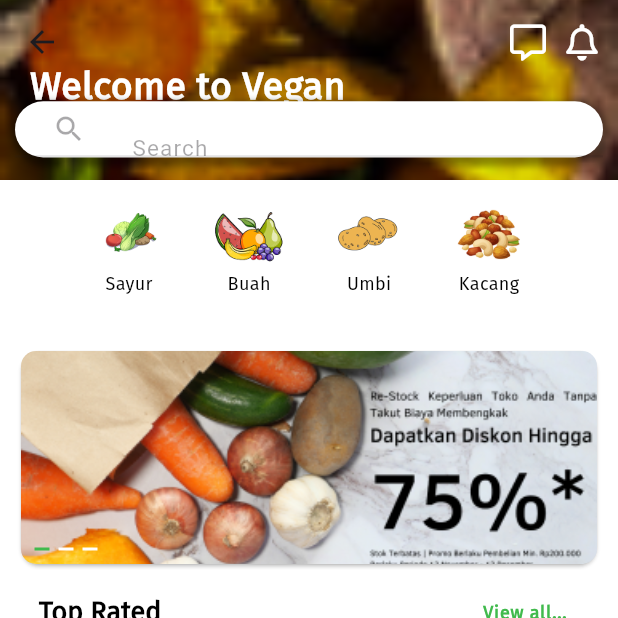
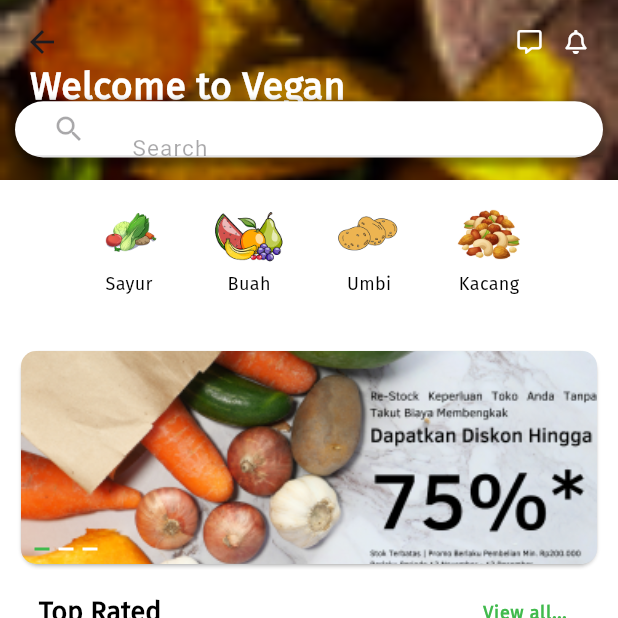
Before and after one commit to Angga-Nugraha/vegan, a Flutter app: the MyHomePage screen opened directly, on a phone screen of 412 x 824 dp, the top half of it. Run offline on Flutter 3.47's test engine with Material 3 defaults, Android fonts, the phone set to English and light mode, and no system bars; our stand-ins replace animate_do, animated_bottom_navigation_bar, cached_network_image, dartz, equatable, flutter_bloc and 5 more; accounts and stored records are empty.

```diff
--- a/lib/data/datasource/auth_remote_datasource.dart
+++ b/lib/data/datasource/auth_remote_datasource.dart
@@ -61,8 +61,8 @@ class AuthRemoteDataSourceImpl implements AuthRemoteDataSource {
     final Map<String, dynamic> data =
         Map<String, dynamic>.from(json.decode(response.body));
 
+    await storage.deleteSecureStorage();
     if (response.statusCode == 200) {
-      await storage.deleteSecureStorage();
       return data['msg'];
     } else {
       throw ServerException('Something went wrong');
--- a/lib/data/utils/styles.dart
+++ b/lib/data/utils/styles.dart
@@ -14,6 +14,9 @@ ThemeData myTheme = ThemeData(
       ),
   scaffoldBackgroundColor: backgroundColor,
   visualDensity: VisualDensity.adaptivePlatformDensity,
+  appBarTheme: const AppBarTheme(
+    backgroundColor: foregroundColor,
+  ),
   iconTheme: const IconThemeData(color: secondaryColor, size: 20),
   bottomNavigationBarTheme: const BottomNavigationBarThemeData(
     selectedItemColor: foregroundColor,
--- /dev/null
+++ b/lib/domain/usecase/User/get_current_user.dart
@@ -0,0 +1,15 @@
+import 'package:dartz/dartz.dart';
+import 'package:vegan/data/utils/failure.dart';
+import 'package:vegan/domain/repositories/user_repository.dart';
+
+import '../../entities/user.dart';
+
+class GetCurrentUser{
+  final UserRepository userRepository;
+
+  const GetCurrentUser({required this.userRepository});
+
+  Future<Either<Failure, User>> execute() async {
+    return await userRepository.getCurrentUser();
+  }
+}
--- a/lib/main.dart
+++ b/lib/main.dart
@@ -2,6 +2,7 @@ import 'package:flutter/material.dart';
 import 'package:flutter/services.dart';
 import 'package:flutter_bloc/flutter_bloc.dart';
 import 'package:vegan/presentation/bloc/product_bloc/product_bloc.dart';
+import 'package:vegan/presentation/bloc/user_bloc/user_bloc.dart';
 import 'package:vegan/presentation/pages/root_screen.dart';
 
 import 'injection.dart' as di;
@@ -33,6 +34,7 @@ class MyApp extends StatelessWidget {
       providers: [
         BlocProvider(create: (context) => di.locator<AuthBloc>()),
         BlocProvider(create: (context) => di.locator<ProductBloc>()),
+        BlocProvider(create: (context) => di.locator<UserBloc>()),
       ],
       child: MaterialApp(
         debugShowCheckedModeBanner: false,
--- a/lib/presentation/bloc/user_bloc/user_event.dart
+++ b/lib/presentation/bloc/user_bloc/user_event.dart
@@ -6,3 +6,11 @@ sealed class UserEvent extends Equatable {
   @override
   List<Object> get props => [];
 }
+
+
+final class FetchCurrentUser extends UserEvent{
+   const FetchCurrentUser();
+
+  @override
+  List<Object> get props => [];
+}
--- a/lib/presentation/bloc/user_bloc/user_state.dart
+++ b/lib/presentation/bloc/user_bloc/user_state.dart
@@ -8,3 +8,23 @@ sealed class UserState extends Equatable {
 }
 
 final class UserInitial extends UserState {}
+
+final class UserLoading extends UserState {}
+
+final class UserLoaded extends UserState {
+  final User result;
+
+  const UserLoaded({required this.result});
+
+  @override
+  List<Object> get props => [result];
+}
+
+final class UserError extends UserState {
+  final String message;
+
+  const UserError({required this.message});
+
+  @override
+  List<Object> get props => [message];
+}
--- a/lib/presentation/pages/Home/home_page.dart
+++ b/lib/presentation/pages/Home/home_page.dart
@@ -63,10 +63,21 @@ class MyHomePage extends StatelessWidget {
               ),
               actions: [
                 GestureDetector(
-                  child: const Icon(FontAwesomeIcons.message, color: backgroundColor,),
+                  child: const Icon(
+                    FontAwesomeIcons.message,
+                    color: backgroundColor,
+                    size: 16,
+                  ),
                 ),
-                IconButton(
-                    onPressed: () {}, icon: const Icon(FontAwesomeIcons.bell, color: backgroundColor,))
+                const SizedBox(width: 15.0),
+                GestureDetector(
+                    onTap: () {},
+                    child: const Icon(
+                      FontAwesomeIcons.bell,
+                      color: backgroundColor,
+                      size: 16,
+                    )),
+                const SizedBox(width: 20.0),
               ],
             ),
           ];
@@ -170,22 +181,21 @@ class MyHomePage extends StatelessWidget {
     );
   }
 
-  Widget _headers({String? title,String? trailingTitle, VoidCallback? onPressed}) {
+  Widget _headers(
+      {String? title, String? trailingTitle, VoidCallback? onPressed}) {
     return ListTile(
       titleTextStyle: titleStyle.copyWith(fontSize: 18),
       textColor: primaryColor,
       title: Text(
         title ?? '',
       ),
-      trailing:
-          GestureDetector(
-            onTap: onPressed ?? () {},
-            child: Text(
-              trailingTitle ?? 'View all...',
-              style:
-                  subTitleStyle.copyWith(fontSize: 12),
-            ),
-          ),
+      trailing: GestureDetector(
+        onTap: onPressed ?? () {},
+        child: Text(
+          trailingTitle ?? 'View all...',
+          style: subTitleStyle.copyWith(fontSize: 12),
+        ),
+      ),
     );
   }
 }
```
Also changed, not shown: lib/data/repositories/user_repositories_impl.dart (added, +24 -0 lines), lib/domain/repositories/user_repository.dart (added, +8 -0 lines), lib/injection.dart (+20 -0 lines), lib/presentation/bloc/user_bloc/user_bloc.dart (+15 -2 lines), lib/presentation/pages/User/profile_page.dart (added, +158 -0 lines), lib/presentation/pages/root_screen.dart (+18 -12 lines), lib/presentation/pages/splash_screen.dart (+8 -1 lines), assets/img/no_profile.jpg (added), 6 other files.
